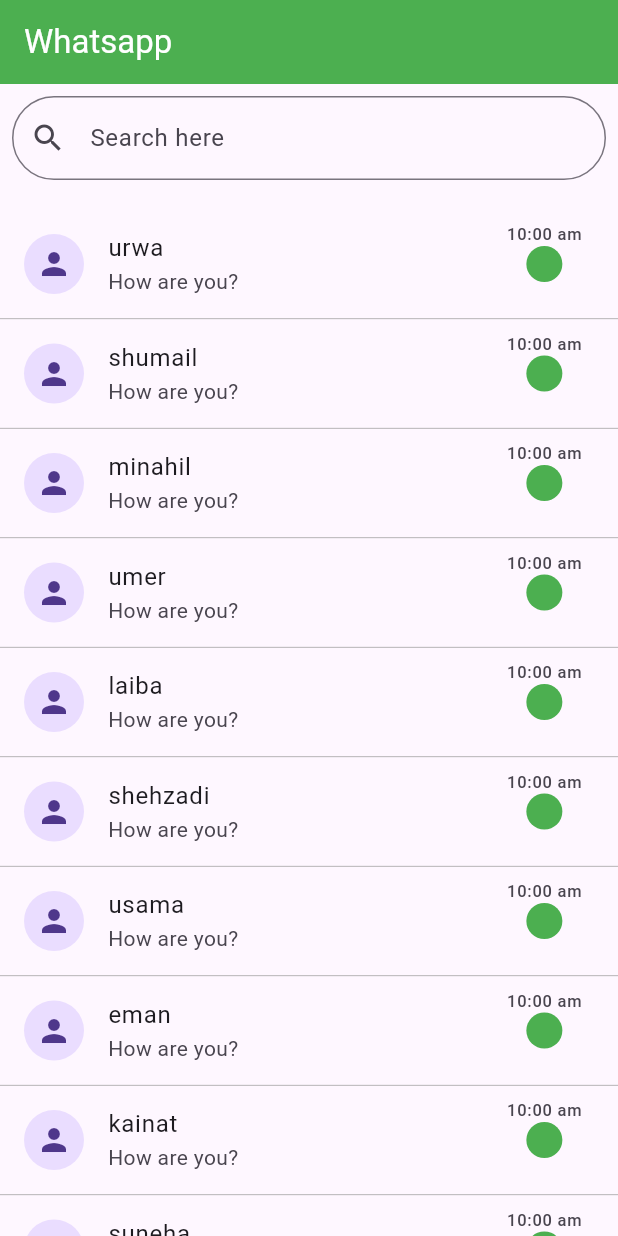
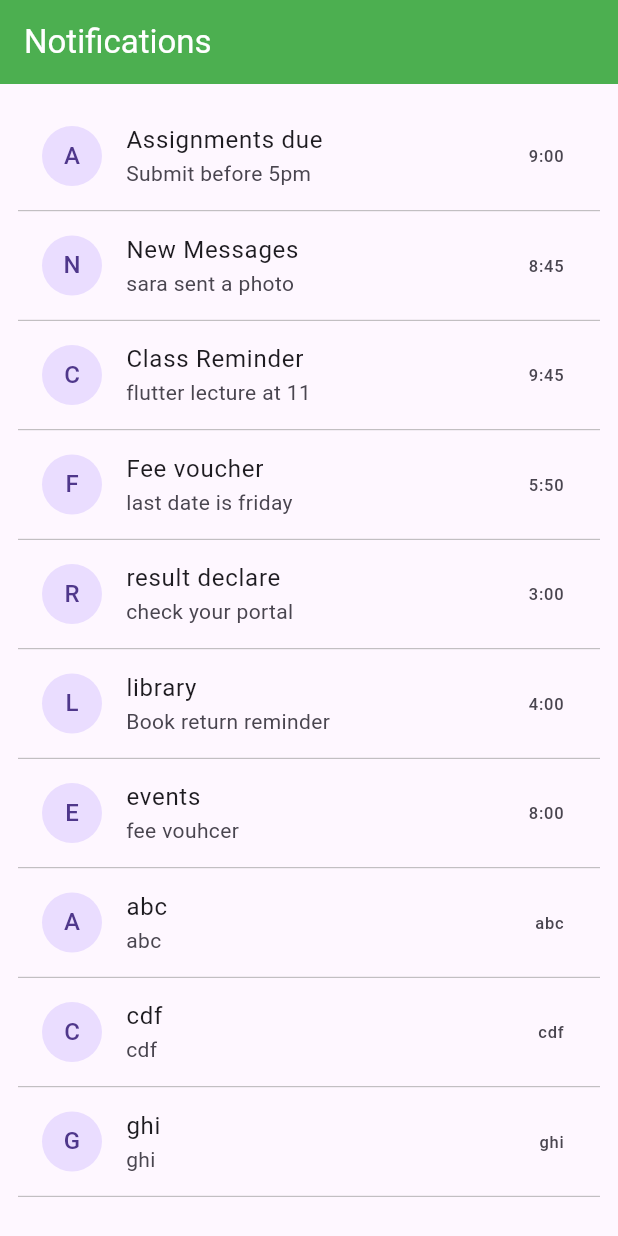
Before and after one commit to surwa803-design/shadi_hall_app, a Flutter app: the screen it shows after launch, on a phone screen of 412 x 824 dp. Run offline on Flutter 3.47's test engine with Material 3 defaults, Android fonts, the phone set to English and light mode, and no system bars.

Commit message:
origin main

```diff
--- a/lib/chat.dart
+++ /dev/null
@@ -1,20 +0,0 @@
-import 'package:flutter/material.dart';
-
- class ChatHistory extends StatelessWidget {
-  const ChatHistory({super.key, required this.name, required int n});
-   final String name;
-  @override
-  Widget build(BuildContext context) {
-    return MaterialApp(
-      home: Scaffold(
-        appBar: AppBar(
-          title:Text(name),
-          backgroundColor: Colors.red,
-        ),
-        body: Container(
-          child: Text("body"),
-        )
-      ),
-    );
-  }
-}
--- a/lib/main.dart
+++ b/lib/main.dart
@@ -1,10 +1,11 @@
 import 'package:flutter/material.dart';
-import 'package:shadi_hall_app/chat.dart';
-import 'package:get/get.dart';
+
+
 
 void main(){
   runApp(MyApp());
 }
+
 
 class MyApp extends StatefulWidget {
   const new({super.key});
@@ -14,95 +15,57 @@
 }
 
 class _MyAppState extends State<MyApp> {
-   List<String> students = [
-    "urwa" , "shumail" ,"minahil" ,"umer", "laiba" ,"shehzadi", "usama", "eman" , "kainat","suneha", "laiba"
-  ];
-  int counter = 0;
+  List<String> students = ["Assignments due","New Messages","Class Reminder","Fee voucher","result declare","library","events","abc","cdf","ghi","fji",];
+  List<String> messages = ["Submit before 5pm","sara sent a photo","flutter lecture at 11","last date is friday",
+  "check your portal","Book return reminder","fee vouhcer","abc","cdf","ghi","fji",];
+  List<String> time = ["9:00","8:45","9:45","5:50","3:00","4:00","8:00","abc","cdf","ghi","fji",];
+
+
   @override
   Widget build(BuildContext context) {
-    return GetMaterialApp(
+    return MaterialApp(
       debugShowCheckedModeBanner: false,
        home: Scaffold(
         appBar: AppBar(
-          title: Text("Whatsapp"),
+          title: Text("Notifications"),
           backgroundColor: Colors.green,
           foregroundColor: Colors.white,
         ),
-        body: Column(
-          children: [
-            Padding(
-              padding: const EdgeInsets.all(8.0),
-              child: TextField(
-
-                 decoration: InputDecoration(
-                  hintText: "Search here",
-                  prefixIcon: Icon(Icons.search),
-                  border: OutlineInputBorder(
-                    borderRadius: BorderRadius.circular(100.0)
-
-
-                  )
-                 ),
-              ),
-              ),
-
-
-           SizedBox(height: 12),
-
-            Expanded(
+        body:Padding(
+          padding: const EdgeInsets.all(12.0),
           child: ListView.builder(
             itemCount: students.length,
-                itemBuilder: (context, index){
+            itemBuilder:(context, index) {
               return Column(
                 children: [
                     ListTile(
-                      onTap: (){
-                        print(index);
-
-                      //Navigator.push(context,
-                      //  MaterialPageRoute(builder: (context,) => ChatHistory(
-                      //   name : students[index],
-                     //    n: index,
-                     //   )),
-                    //    );
-                    Get.to(ChatHistory(name: students[index], n: index));
-                      },
                       leading: CircleAvatar(
-                        child: Icon(Icons.person),
+                       child: Text(students[index].substring(0,1).toUpperCase()),
                       ),
                       title: Text(students[index]),
-                      subtitle: Text("How are you?"),
-                      trailing: Column(
-                        children: [
+                      subtitle: Text(messages[index]),
+                      trailing: Text(time[index]),
 
 
-                          Text("10:00 am"),
-                          CircleAvatar(
-                            backgroundColor: Colors.green,
-                            radius: 12,
-                          )
-
-                        ],
-                      ),
                     ),
                   Divider(
-                      height: 1,
-                      thickness: 0.5,
-                      color: Colors.grey,
+                     height:1,
+                     thickness:0.5,
+                     color:Colors.grey,
+
                   )
                 ],
+
               );
+
+
 
             }
             ),
-              ),
 
-          ],
-        ),
-
+        )
 
        ),
     );
-
   }
 }
```
Lines whose indentation alone changed are shown as unchanged.
